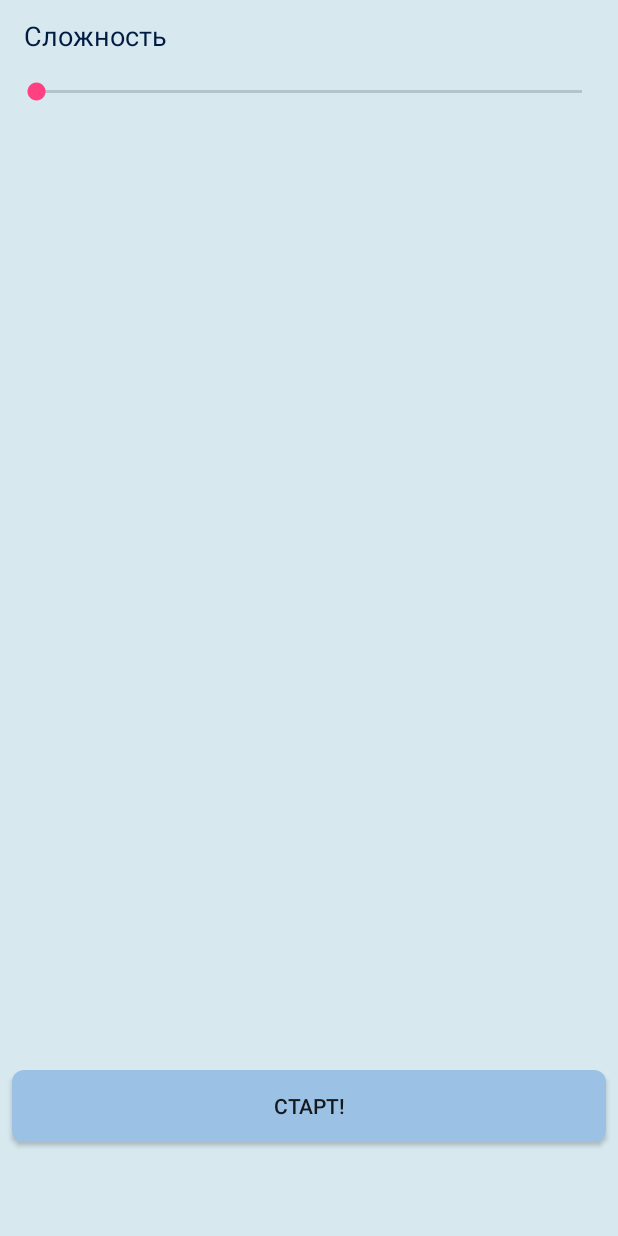
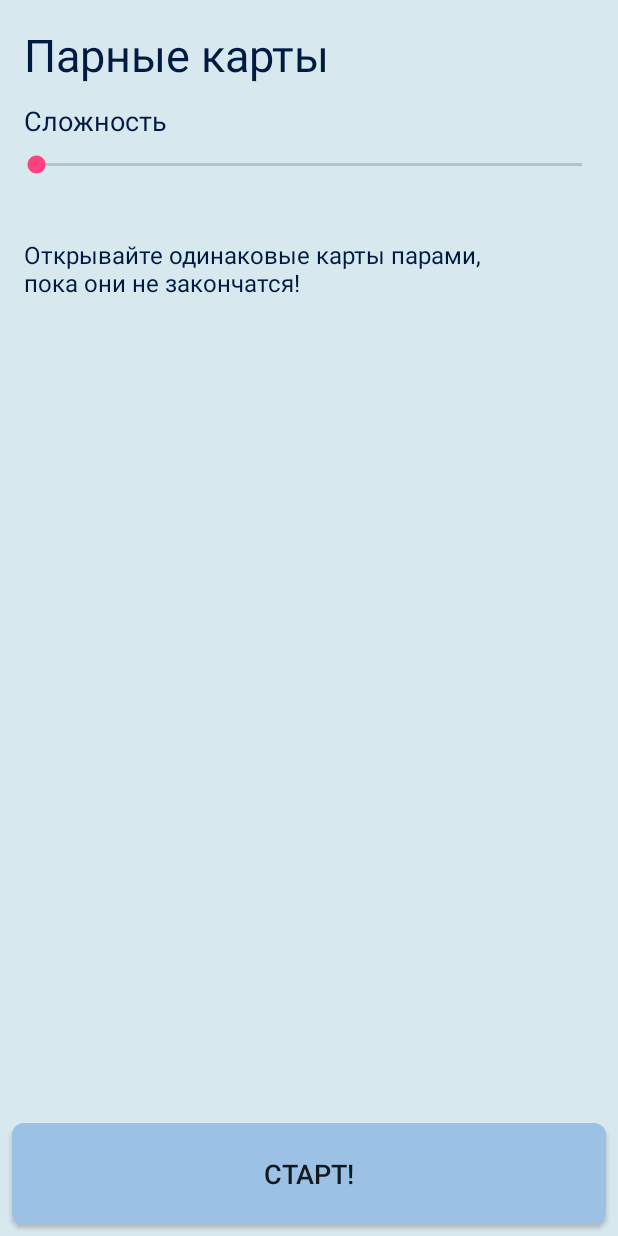
Before and after one commit to Zzzkvidi4/AndroidFirstTask, an Android app: the GameOptionActivity screen opened directly, with no data from a screen before it, on a phone screen of 412 x 824 dp. Run offline under Robolectric (Android 15) with nearby library versions, the phone set to English and light mode, and no system bars.

Commit message:
Changed game viewing, added design to game.

```diff
--- a/TestAndroidApplication1/app/build.gradle
+++ b/TestAndroidApplication1/app/build.gradle
@@ -5,7 +5,7 @@ android {
     buildToolsVersion "26.0.1"
     defaultConfig {
         applicationId "zzzkvidi4.com.testandroidapplication1"
-        minSdkVersion 22
+        minSdkVersion 19
         targetSdkVersion 26
         versionCode 1
         versionName "1.0"
--- a/TestAndroidApplication1/app/src/main/java/zzzkvidi4/com/testandroidapplication1/GameOptionActivity.java
+++ b/TestAndroidApplication1/app/src/main/java/zzzkvidi4/com/testandroidapplication1/GameOptionActivity.java
@@ -6,6 +6,7 @@ import android.support.v7.app.AppCompatActivity;
 import android.os.Bundle;
 import android.widget.Button;
 import android.widget.SeekBar;
+import android.widget.TextView;
 
 import zzzkvidi4.com.testandroidapplication1.onClickListeners.StartGameOnClickListener;
 
@@ -30,6 +31,10 @@ public class GameOptionActivity extends AppCompatActivity {
         difficultySeekBar.setMax(maxDifficulty);
         Button startBtn = (Button) findViewById(R.id.startBtn);
         startBtn.setOnClickListener(new StartGameOnClickListener((int)id, difficultySeekBar.getProgress(), previousScore, false, this));
+        TextView gameNameTextView = (TextView)findViewById(R.id.gameNameTextView);
+        gameNameTextView.setText(name);
+        TextView gameDescriptionTextView = (TextView)findViewById(R.id.gameDescriptionTextView);
+        gameDescriptionTextView.setText(description);
     }
 
     public void retrieveInformationAboutGame(){
--- a/TestAndroidApplication1/app/src/main/java/zzzkvidi4/com/testandroidapplication1/MainActivity.java
+++ b/TestAndroidApplication1/app/src/main/java/zzzkvidi4/com/testandroidapplication1/MainActivity.java
@@ -60,7 +60,7 @@ public class MainActivity extends AppCompatActivity {
         preferences = getSharedPreferences("game_info0", MODE_PRIVATE);
         SharedPreferences.Editor editor = preferences.edit();
         editor.putString("name", "Парные карты");
-        editor.putString("description", "Открывайте одинаковые карты парами, пока они не закончатся!");
+        editor.putString("description", "Открывайте одинаковые карты парами,\nпока они не закончатся!");
         editor.apply();
     }
 
--- a/TestAndroidApplication1/app/src/main/res/layout/activity_game_option.xml
+++ b/TestAndroidApplication1/app/src/main/res/layout/activity_game_option.xml
@@ -12,44 +12,67 @@
         style="@style/Widget.AppCompat.SeekBar.Discrete"
         android:layout_width="0dp"
         android:layout_height="wrap_content"
-        android:layout_marginEnd="8dp"
         android:layout_marginLeft="8dp"
         android:layout_marginRight="8dp"
-        android:layout_marginStart="8dp"
-        android:layout_marginTop="52dp"
+        android:layout_marginTop="44dp"
         android:max="5"
         android:progress="0"
         app:layout_constraintHorizontal_bias="0.0"
         app:layout_constraintLeft_toLeftOf="parent"
         app:layout_constraintRight_toRightOf="parent"
-        app:layout_constraintTop_toTopOf="parent" />
+        app:layout_constraintTop_toBottomOf="@+id/gameNameTextView" />
 
     <Button
         android:id="@+id/startBtn"
         android:layout_width="0dp"
-        android:layout_height="wrap_content"
+        android:layout_height="67dp"
         android:layout_marginBottom="8dp"
         android:layout_marginLeft="8dp"
         android:layout_marginRight="8dp"
-        android:layout_marginTop="8dp"
         android:background="@drawable/button"
         android:text="@string/startGameBtnTextRus"
+        android:textSize="18sp"
         app:layout_constraintBottom_toBottomOf="parent"
         app:layout_constraintHorizontal_bias="0.0"
         app:layout_constraintLeft_toLeftOf="parent"
-        app:layout_constraintRight_toRightOf="parent"
-        app:layout_constraintTop_toTopOf="parent"
-        app:layout_constraintVertical_bias="0.928" />
+        app:layout_constraintRight_toRightOf="parent" />
 
     <TextView
         android:id="@+id/difficultyTextView"
         android:layout_width="wrap_content"
         android:layout_height="wrap_content"
-        android:layout_marginBottom="16dp"
-        android:layout_marginLeft="16dp"
+        android:layout_marginBottom="8dp"
+        android:layout_marginStart="16dp"
         android:text="@string/difficultyString_rus"
         android:textColor="@color/mainFontColor"
         android:textSize="18sp"
         app:layout_constraintBottom_toTopOf="@+id/difficultySeekBar"
-        app:layout_constraintLeft_toLeftOf="parent" />
+        app:layout_constraintStart_toStartOf="parent" />
+
+    <TextView
+        android:id="@+id/gameNameTextView"
+        android:layout_width="0dp"
+        android:layout_height="wrap_content"
+        android:layout_marginEnd="16dp"
+        android:layout_marginStart="16dp"
+        android:layout_marginTop="16dp"
+        android:textColor="@color/mainFontColor"
+        android:textSize="30sp"
+        app:layout_constraintEnd_toEndOf="parent"
+        app:layout_constraintStart_toStartOf="parent"
+        app:layout_constraintTop_toTopOf="parent" />
+
+    <TextView
+        android:id="@+id/gameDescriptionTextView"
+        android:layout_width="0dp"
+        android:layout_height="wrap_content"
+        android:layout_marginEnd="16dp"
+        android:layout_marginStart="16dp"
+        android:layout_marginTop="40dp"
+        android:textColor="@color/mainFontColor"
+        android:textSize="16sp"
+        app:layout_constraintEnd_toEndOf="parent"
+        app:layout_constraintHorizontal_bias="0.0"
+        app:layout_constraintStart_toStartOf="parent"
+        app:layout_constraintTop_toBottomOf="@+id/difficultySeekBar" />
 </android.support.constraint.ConstraintLayout>
```
Also changed, not shown: TestAndroidApplication1/app/src/main/java/zzzkvidi4/com/testandroidapplication1/SpecksGameActivity.java (+71 -40 lines), TestAndroidApplication1/app/src/main/java/zzzkvidi4/com/testandroidapplication1/specks/CardField.java (+18 -8 lines), TestAndroidApplication1/app/src/main/res/layout/activity_game_finished.xml (+14 -5 lines), TestAndroidApplication1/app/src/main/res/layout/activity_game_pause.xml (+12 -4 lines), TestAndroidApplication1/app/src/main/res/layout/activity_main.xml (+18 -17 lines), TestAndroidApplication1/app/src/main/res/layout/activity_specks_game.xml (+24 -19 lines), TestAndroidApplication1/app/src/main/res/values/strings.xml (+5 -4 lines).
